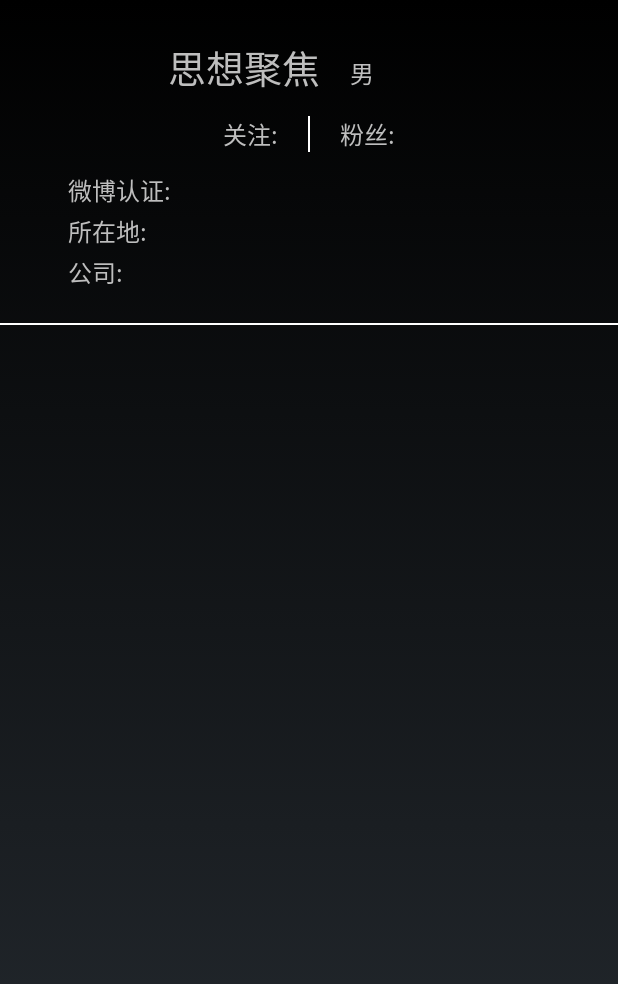
After one commit to luyulove001/coeus-weibo, an Android app: the layout personal_info.xml on its own in the app's theme, with its tools: preview values and no code run, on a phone screen of 412 x 824 dp. The commit adds this screen. Shown: the top 984 px of the screen. Run offline under Robolectric (Android 15) with nearby library versions, the phone set to English and light mode, and no system bars.

Commit message:
微博个人信息布局

```diff
--- /dev/null
+++ b/app/src/main/res/layout/personal_info.xml
@@ -0,0 +1,97 @@
+<?xml version="1.0" encoding="utf-8"?>
+<LinearLayout xmlns:android="http://schemas.android.com/apk/res/android"
+    android:layout_width="match_parent"
+    android:layout_height="match_parent"
+    android:orientation="vertical">
+
+    <LinearLayout
+        android:layout_width="match_parent"
+        android:layout_height="wrap_content"
+        android:layout_marginTop="25dp">
+
+        <TextView
+            android:id="@+id/name"
+            android:layout_width="wrap_content"
+            android:layout_height="wrap_content"
+            android:gravity="end"
+            android:paddingEnd="20dp"
+            android:paddingStart="112dp"
+            android:text="思想聚焦"
+            android:textSize="25sp" />
+
+        <TextView
+            android:id="@+id/gender"
+            android:layout_width="0dp"
+            android:layout_height="wrap_content"
+            android:layout_weight="1"
+            android:text="男"
+            android:textSize="16sp" />
+    </LinearLayout>
+
+    <LinearLayout
+        android:layout_width="match_parent"
+        android:layout_height="wrap_content"
+        android:layout_marginTop="13.5dp"
+        android:gravity="center"
+        android:orientation="horizontal">
+
+        <TextView
+            android:id="@+id/friends"
+            android:layout_width="wrap_content"
+            android:layout_height="wrap_content"
+            android:paddingEnd="20dp"
+            android:paddingStart="0dp"
+            android:text="@string/followers"
+            android:textSize="16sp" />
+
+        <LinearLayout
+            android:layout_width="1dp"
+            android:layout_height="match_parent"
+            android:background="@color/white" />
+
+        <TextView
+            android:id="@+id/followers"
+            android:layout_width="wrap_content"
+            android:layout_height="wrap_content"
+            android:paddingEnd="0dp"
+            android:paddingStart="20dp"
+            android:text="@string/friends"
+            android:textSize="16sp" />
+    </LinearLayout>
+
+    <TextView
+        android:id="@+id/verified"
+        android:layout_width="match_parent"
+        android:layout_height="wrap_content"
+        android:layout_marginTop="13.5dp"
+        android:paddingEnd="0dp"
+        android:paddingStart="45dp"
+        android:text="@string/verified"
+        android:textSize="16sp" />
+
+    <TextView
+        android:id="@+id/textView5"
+        android:layout_width="match_parent"
+        android:layout_height="wrap_content"
+        android:layout_marginTop="3.5dp"
+        android:paddingEnd="0dp"
+        android:paddingStart="45dp"
+        android:text="@string/location"
+        android:textSize="16sp" />
+
+    <TextView
+        android:id="@+id/textView6"
+        android:layout_width="match_parent"
+        android:layout_height="wrap_content"
+        android:layout_marginTop="3.5dp"
+        android:paddingEnd="0dp"
+        android:paddingStart="45dp"
+        android:text="@string/company"
+        android:textSize="16sp" />
+
+    <LinearLayout
+        android:layout_width="match_parent"
+        android:layout_height="1dp"
+        android:layout_marginTop="22dp"
+        android:background="@color/white" />
+</LinearLayout>
--- a/app/src/main/res/values/strings.xml
+++ b/app/src/main/res/values/strings.xml
@@ -24,5 +24,10 @@
     <string name="comments_null">""</string>
     <string name="login">"登录"</string>
     <string name="register">"注册"</string>
+    <string name="friends">粉丝:</string>
+    <string name="followers">关注:</string>
+    <string name="location">所在地:</string>
+    <string name="company">公司:</string>
+    <string name="verified">微博认证:</string>
 
 </resources>
```
